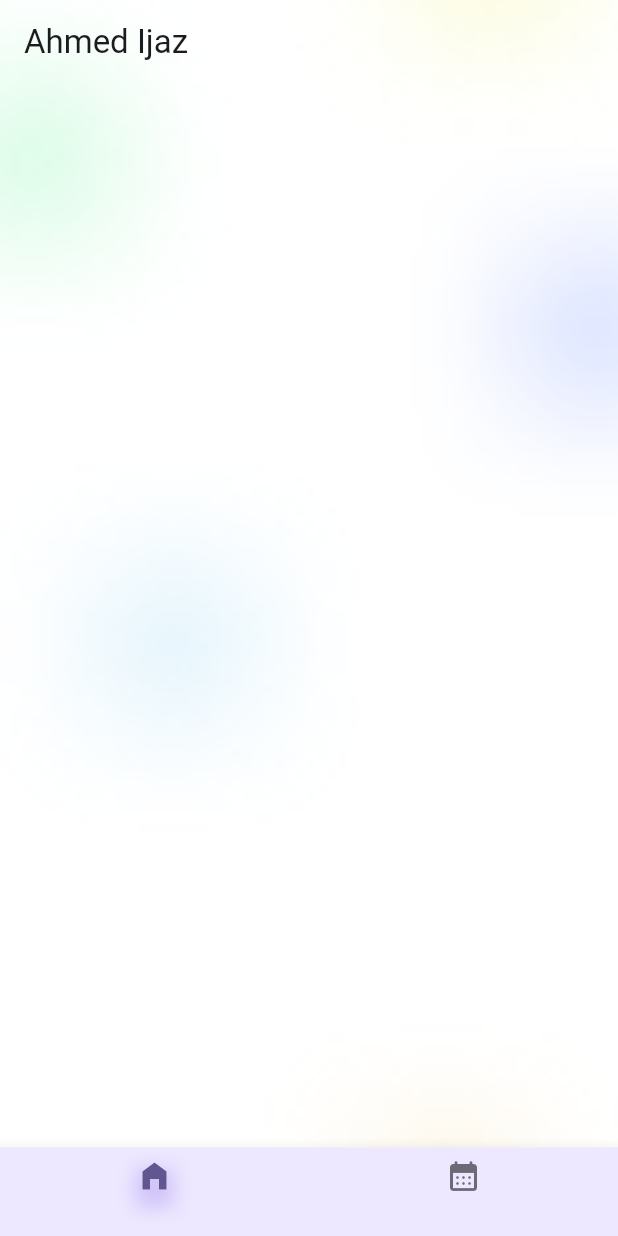
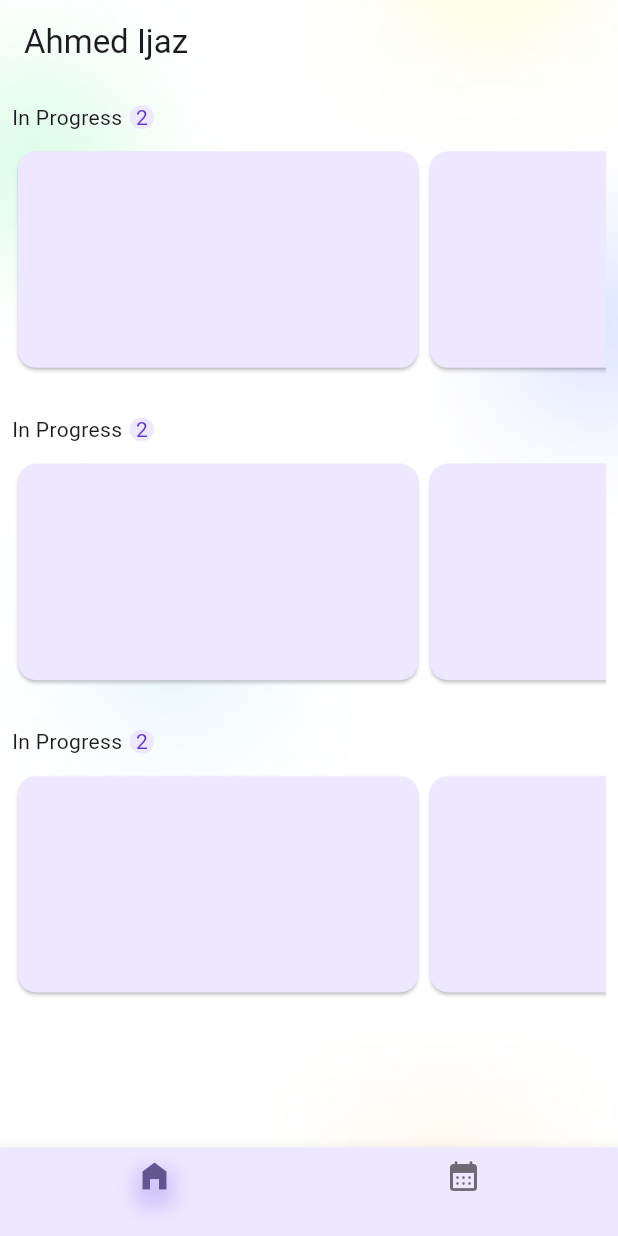
Before and after one commit to ahmedijaz0007/taskReminderFlutterApp, a Flutter app: the screen it shows after launch, on a phone screen of 412 x 824 dp. Run offline on Flutter 3.47's test engine with Material 3 defaults, Android fonts, the phone set to English and light mode, and no system bars; our stand-ins replace equatable, flutter_bloc, flutter_svg, go_router.

Commit message:
Task list

```diff
--- /dev/null
+++ b/devtools_options.yaml
@@ -0,0 +1,3 @@
+description: This file stores settings for Dart & Flutter DevTools.
+documentation: https://docs.flutter.dev/tools/devtools/extensions#configure-extension-enablement-states
+extensions:
--- a/lib/constants/app_colors.dart
+++ b/lib/constants/app_colors.dart
@@ -3,8 +3,12 @@ import 'dart:ui';
 abstract class AppColors{
 static const Color primaryColor = Color(0xff5F33E1);
 static const Color secondaryColor = Color(0xffEDE8FF);
-static const Color tertiaryColor = Color(0xffd62828); //  0xffF77F00
+static const Color tertiaryColor = Color(0xffd62828);
+static const Color primaryTextColor = Color(0xff24252C);
+static const Color secondaryTextColor = Color(0xff6E6A7C);
 }
+
+
 
 const borderColor = Color(0x30A6A6A6);
 const containerColor = Color(0xffffffff);
--- a/lib/root/home/screens/home_screen.dart
+++ b/lib/root/home/screens/home_screen.dart
@@ -2,6 +2,9 @@
 
 import 'package:flutter/cupertino.dart';
 import 'package:flutter/material.dart';
+
+import '../../models/task.dart';
+import '../../widgets/task_list.dart';
 
 class HomeScreen extends StatefulWidget {
   const HomeScreen({super.key});
@@ -11,9 +14,20 @@ class HomeScreen extends StatefulWidget {
 }
 
 class _HomeScreenState extends State<HomeScreen>{
+  final tasks = [Task(id: '', title: '', description: ''),Task(id: '', title: '', description: '')];
   @override
   Widget build(BuildContext context) {
-     return Container();
+     return  SafeArea(
+       child: Column(
+         children: [
+           TaskList(tasks: tasks, type: 'In Progress',),
+           const SizedBox(height: 7,),
+           TaskList(tasks: tasks, type: 'In Progress',),
+           const SizedBox(height: 7,),
+           TaskList(tasks: tasks, type: 'In Progress',),
+         ],
+       ),
+     );
   }
 
 }
--- /dev/null
+++ b/lib/root/widgets/task_list.dart
@@ -0,0 +1,62 @@
+import 'package:flutter/material.dart';
+import 'package:task_reminder_updated/constants/app_colors.dart';
+import 'package:task_reminder_updated/utilities/ui_utils.dart';
+
+import '../models/task.dart';
+
+class TaskList extends StatelessWidget{
+  final List<Task> tasks;
+  final String type;
+
+  const TaskList({super.key, required this.tasks, required this.type});
+  @override
+  Widget build(BuildContext context) {
+     return Padding(
+       padding: const EdgeInsets.all(8.0),
+       child: Column(
+         children: [
+           Row(
+             children: [
+               Text(type),
+               const SizedBox(width: 5,),
+               Container(
+                 decoration: const BoxDecoration(
+                   shape: BoxShape.circle,
+                   color: AppColors.secondaryColor,
+                 ),
+                 child: Padding(
+                   padding: const EdgeInsets.all(4.0),
+                   child: Text((tasks.length).toString(),style: const TextStyle(color: AppColors.primaryColor),),
+                 ),
+               ),
+
+             ],
+           ),
+           const SizedBox(height: 5,),
+           SizedBox(
+             height: UiUtils.getDeviceBasedHeight(150),
+             child: ListView.builder(
+               scrollDirection: Axis.horizontal,
+                 itemCount: tasks.length,
+                 itemBuilder: (context,index){
+               return SizedBox(
+                 width: UiUtils.getDeviceBasedWidth(250),
+                 child:  Card(
+                   color: AppColors.secondaryColor,
+                   child: Column(
+                     children: [
+                       Text(tasks[index].title,maxLines: 1,softWrap: true,overflow: TextOverflow.fade),
+                       const SizedBox(height: 5,),
+                       Text(tasks[index].description,maxLines: 2,softWrap: true,overflow: TextOverflow.fade,),
+                     ],
+                   )
+                 ),
+               );
+             }),
+           ),
+         ],
+       ),
+     );
+  }
+
+}
```
